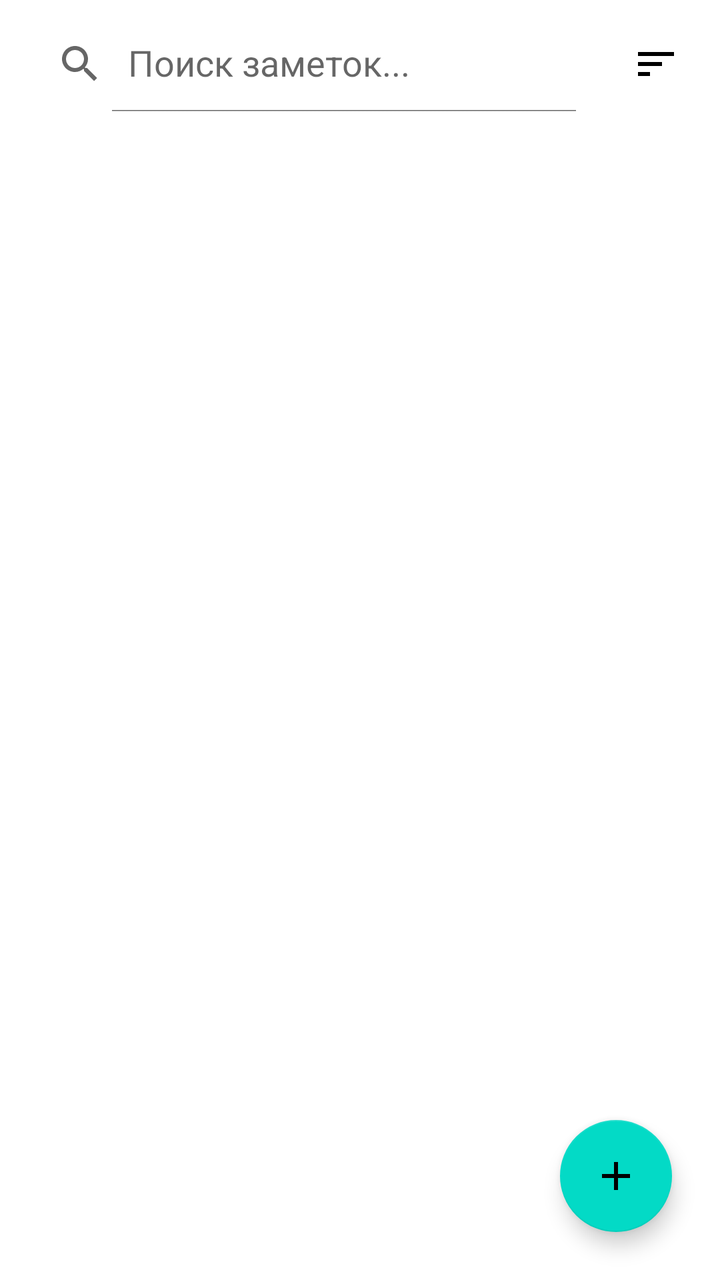
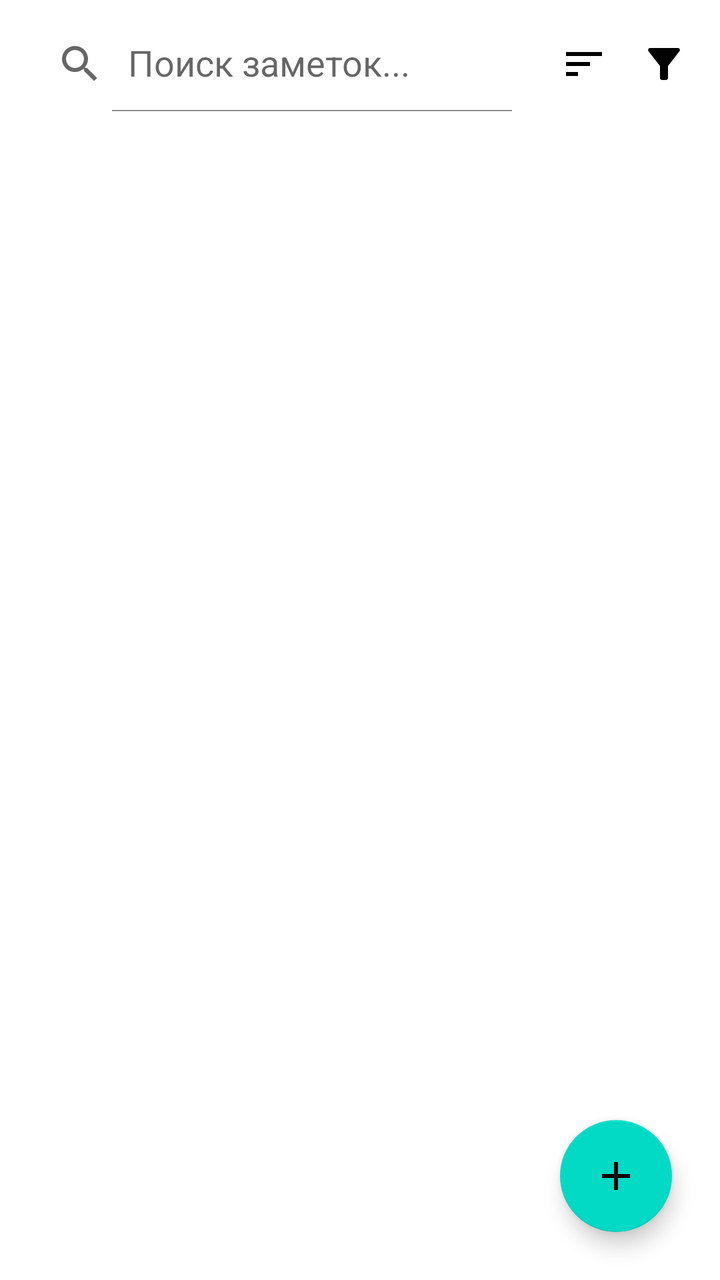

The first picture is an Android layout as it rendered before a commit; the second is the same layout after the commit. The layout source and the unified diff follow.
<!-- AndroidManifest.xml: application theme AppTheme -->
<!-- res/layout/fragment_notes.xml -->
<?xml version="1.0" encoding="utf-8"?>
<androidx.constraintlayout.widget.ConstraintLayout
    xmlns:android="http://schemas.android.com/apk/res/android"
    xmlns:app="http://schemas.android.com/apk/res-auto"
    android:layout_width="match_parent"
    android:layout_height="match_parent"
    android:background="?android:attr/windowBackground">

    <androidx.appcompat.widget.SearchView
        android:id="@+id/searchView"
        android:layout_width="0dp"
        android:layout_height="wrap_content"
        android:layout_margin="8dp"
        app:iconifiedByDefault="false"
        app:queryHint="Поиск заметок..."
        app:layout_constraintEnd_toStartOf="@+id/sortButton"
        app:layout_constraintStart_toStartOf="parent"
        app:layout_constraintTop_toTopOf="parent" />

    <ImageButton
        android:id="@+id/sortButton"
        android:layout_width="48dp"
        android:layout_height="48dp"
        android:layout_marginEnd="8dp"
        android:background="?attr/selectableItemBackgroundBorderless"
        android:src="@drawable/ic_sort"
        app:layout_constraintBottom_toBottomOf="@+id/searchView"
        app:layout_constraintEnd_toEndOf="parent"
        app:layout_constraintTop_toTopOf="@+id/searchView" />

    <androidx.recyclerview.widget.RecyclerView
        android:id="@+id/notesRecyclerView"
        android:layout_width="0dp"
        android:layout_height="0dp"
        android:padding="8dp"
        app:layout_constraintBottom_toBottomOf="parent"
        app:layout_constraintEnd_toEndOf="parent"
        app:layout_constraintStart_toStartOf="parent"
        app:layout_constraintTop_toBottomOf="@id/searchView" />

    <com.google.android.material.floatingactionbutton.FloatingActionButton
        android:id="@+id/addNoteButton"
        android:layout_width="wrap_content"
        android:layout_height="wrap_content"
        android:layout_margin="24dp"
        android:src="@drawable/ic_add"
        app:layout_constraintBottom_toBottomOf="parent"
        app:layout_constraintEnd_toEndOf="parent" />

    <TextView
        android:id="@+id/emptyTextView"
        android:layout_width="wrap_content"
        android:layout_height="wrap_content"
        android:text="@string/no_notes"
        android:visibility="gone"
        app:layout_constraintBottom_toBottomOf="parent"
        app:layout_constraintEnd_toEndOf="parent"
        app:layout_constraintStart_toStartOf="parent"
        app:layout_constraintTop_toTopOf="parent" />

</androidx.constraintlayout.widget.ConstraintLayout>
<!-- resources referenced by this layout -->
<resources>
  <!-- drawable ic_add (drawable) -->
  <vector xmlns:android="http://schemas.android.com/apk/res/android"
      android:width="24dp"
      android:height="24dp"
      android:viewportWidth="24"
      android:viewportHeight="24">
      <path
          android:fillColor="@android:color/white"
          android:pathData="M19,13h-6v6h-2v-6H5v-2h6V5h2v6h6v2z"/>
  </vector>
  <!-- drawable ic_sort (drawable) -->
  <vector xmlns:android="http://schemas.android.com/apk/res/android" android:autoMirrored="true" android:height="24dp" android:tint="#000000" android:viewportHeight="24" android:viewportWidth="24" android:width="24dp">
        
      <path android:fillColor="@android:color/white" android:pathData="M3,18h6v-2L3,16v2zM3,6v2h18L21,6L3,6zM3,13h12v-2L3,11v2z"/>
      
  </vector>
  <string name="no_notes">Заметок пока нет</string>
  <style name="AppTheme" parent="Theme.MaterialComponents.DayNight.NoActionBar">
          <item name="colorPrimary">@color/purple_500</item>
          <item name="colorPrimaryDark">@color/purple_700</item>
          <item name="colorAccent">@color/teal_200</item>
  
          <item name="android:windowBackground">?attr/colorSurface</item>
      </style>
  <color name="purple_500">#6200EE</color>
  <color name="purple_700">#3700B3</color>
  <color name="teal_200">#03DAC5</color>
</resources>

<!-- the commit's change to res/layout/fragment_notes.xml (unified diff, before → after) -->
@@ -19,11 +19,21 @@
 
     <ImageButton
         android:id="@+id/sortButton"
-        android:layout_width="48dp"
+        android:layout_width="40dp"
+        android:layout_height="48dp"
+        android:background="?attr/selectableItemBackgroundBorderless"
+        android:src="@drawable/ic_sort"
+        app:layout_constraintBottom_toBottomOf="@+id/searchView"
+        app:layout_constraintEnd_toStartOf="@+id/filterButton"
+        app:layout_constraintTop_toTopOf="@+id/searchView" />
+
+    <ImageButton
+        android:id="@+id/filterButton"
+        android:layout_width="40dp"
         android:layout_height="48dp"
         android:layout_marginEnd="8dp"
         android:background="?attr/selectableItemBackgroundBorderless"
-        android:src="@drawable/ic_sort"
+        android:src="@drawable/ic_filter_list"
         app:layout_constraintBottom_toBottomOf="@+id/searchView"
         app:layout_constraintEnd_toEndOf="parent"
         app:layout_constraintTop_toTopOf="@+id/searchView" />
@@ -51,7 +61,7 @@
         android:id="@+id/emptyTextView"
         android:layout_width="wrap_content"
         android:layout_height="wrap_content"
-        android:text="@string/no_notes"
+        android:text="Заметок нет"
         android:visibility="gone"
         app:layout_constraintBottom_toBottomOf="parent"
         app:layout_constraintEnd_toEndOf="parent"
<!-- resource entries referenced after the edit -->
@@ -10,13 +10,18 @@
           android:fillColor="@android:color/white"
           android:pathData="M19,13h-6v6h-2v-6H5v-2h6V5h2v6h6v2z"/>
   </vector>
+  <!-- drawable ic_filter_list (drawable) -->
+  <vector xmlns:android="http://schemas.android.com/apk/res/android" android:height="24dp" android:tint="#000000" android:viewportHeight="24" android:viewportWidth="24" android:width="24dp">
+        
+      <path android:fillColor="@android:color/white" android:pathData="M4.25,5.61C6.27,8.2 10,13 10,13v6c0,0.55 0.45,1 1,1h2c0.55,0 1,-0.45 1,-1v-6c0,0 3.72,-4.8 5.74,-7.39C20.25,4.95 19.78,4 18.95,4H5.04C4.21,4 3.74,4.95 4.25,5.61z"/>
+      
+  </vector>
   <!-- drawable ic_sort (drawable) -->
   <vector xmlns:android="http://schemas.android.com/apk/res/android" android:autoMirrored="true" android:height="24dp" android:tint="#000000" android:viewportHeight="24" android:viewportWidth="24" android:width="24dp">
         
       <path android:fillColor="@android:color/white" android:pathData="M3,18h6v-2L3,16v2zM3,6v2h18L21,6L3,6zM3,13h12v-2L3,11v2z"/>
       
   </vector>
-  <string name="no_notes">Заметок пока нет</string>
   <style name="AppTheme" parent="Theme.MaterialComponents.DayNight.NoActionBar">
           <item name="colorPrimary">@color/purple_500</item>
           <item name="colorPrimaryDark">@color/purple_700</item>
